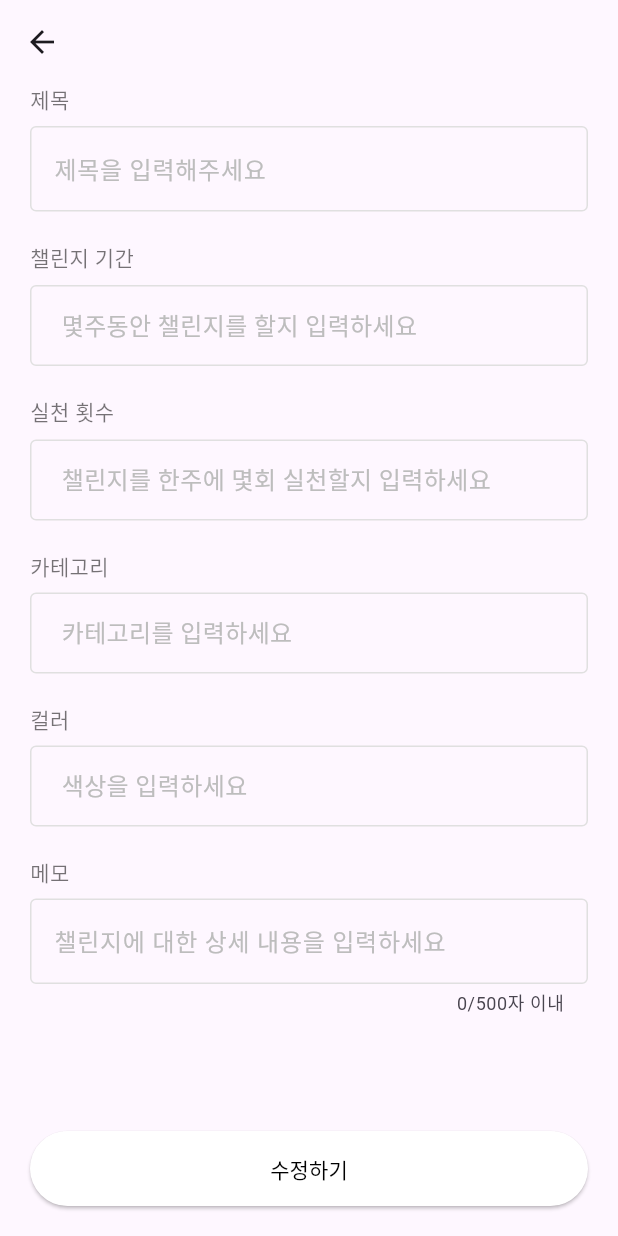
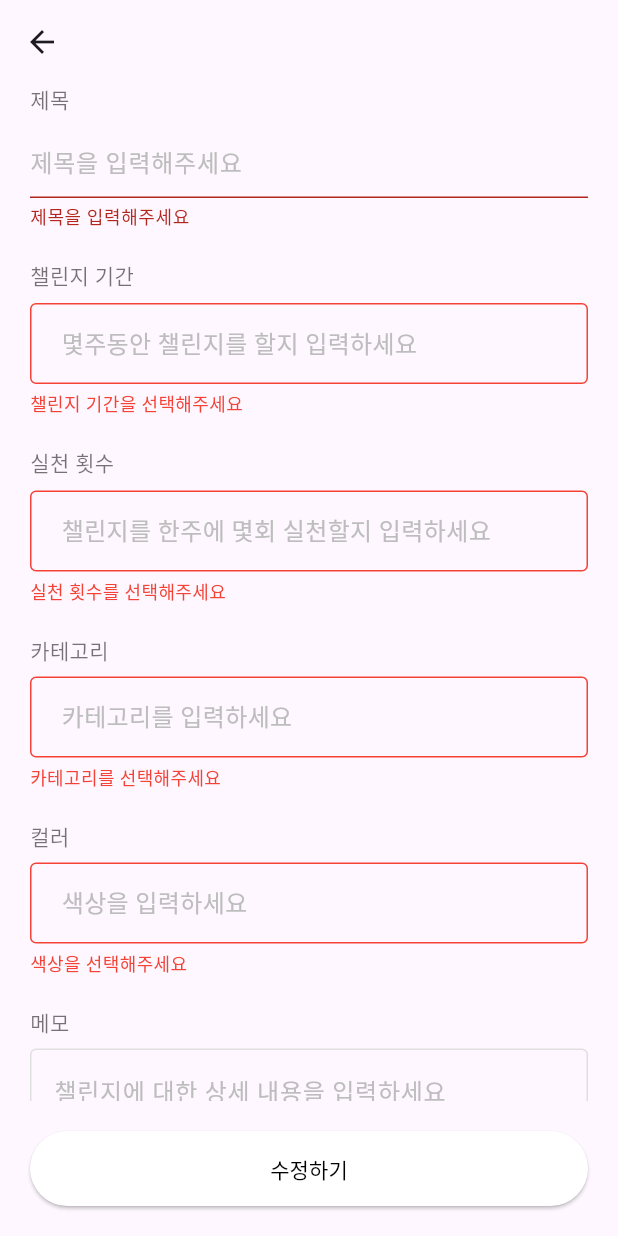
Before and after one commit to Daily-Step/daily-step-app, a Flutter app: the ChallengeEditScreen screen opened directly, after a tap on "수정하기", on a phone screen of 412 x 824 dp. Run offline on Flutter 3.47's test engine with Material 3 defaults, Android fonts, the phone set to English and light mode, and no system bars; our stand-ins replace dio, flutter_dotenv, flutter_riverpod, flutter_secure_storage, freezed_annotation, go_router and 5 more; missing offline and left inert: flutter_naver_login, kakao_flutter_sdk, nav; accounts and stored records are empty; generated files the repository leaves out were written again; network calls fail.

Commit message:
카테고리 픽스, 추가 및 수정 기능 완료

```diff
--- a/lib/feature/home/action/challenge_list_action.dart
+++ b/lib/feature/home/action/challenge_list_action.dart
@@ -24,8 +24,6 @@ class UpdateTaskAction extends ChallengeListAction {
   const UpdateTaskAction(this.id, this.challengeModel);
 }
 
-
-
 class RemoveTaskAction extends ChallengeListAction {
   final int id;
 
--- /dev/null
+++ b/lib/feature/home/view/category_dummies.dart
@@ -0,0 +1,25 @@
+class Category {
+  final int id;
+  final String name;
+  final String emoji;
+
+  Category({required this.id, required this.name, required this.emoji});
+
+  @override
+  String toString() {
+    return '${name} ${emoji}';
+  }
+}
+
+final List<Category> dummyCategories = [
+  Category(id: 0, name: '운동', emoji: '🏃‍♂️'),
+  Category(id: 1, name: '식단', emoji: '🥗'),
+  Category(id: 2, name: '공부', emoji: '📚'),
+  Category(id: 3, name: '게임', emoji: '🎮'),
+  Category(id: 4, name: '여행', emoji: '✈️'),
+  Category(id: 5, name: '독서', emoji: '📖'),
+  Category(id: 6, name: '예술', emoji: '🎨'),
+  Category(id: 7, name: '영화', emoji: '🎬'),
+  Category(id: 8, name: '음악', emoji: '🎵'),
+  Category(id: 9, name: '쇼핑', emoji: '🛍️'),
+];
--- a/lib/feature/home/view/challenge_edit_screen.dart
+++ b/lib/feature/home/view/challenge_edit_screen.dart
@@ -1,11 +1,15 @@
+import 'dart:math';
+
 import 'package:dailystep/common/extension/datetime_extension.dart';
-import 'package:dailystep/model/category/category_dummies.dart';
+import 'package:dailystep/feature/home/view/category_dummies.dart';
 import 'package:dailystep/widgets/widget_constant.dart';
 import 'package:dailystep/widgets/widget_textfield.dart';
 import 'package:flutter/material.dart';
 import 'package:flutter_riverpod/flutter_riverpod.dart';
 
-import '../../../model/custom_color/custom_color_dummies.dart';
+import '../../../model/challenge/challenge_model.dart';
+import '../action/challenge_list_action.dart';
+import 'custom_color_dummies.dart';
 import '../../../widgets/widget_buttons.dart';
 import '../../../widgets/widget_scroll_picker.dart';
 import '../../../widgets/widget_select_input.dart';
@@ -26,6 +30,7 @@ class _ChallengeCreationScreenState extends ConsumerState<ChallengeEditScreen> {
   int? weeklyGoal;
   int? selectedCategory;
   int? selectedColor;
+  ChallengeModel? selectedChallenge;
 
   // 에러 상태
   Map<String, bool> errors = {
@@ -37,7 +42,7 @@ class _ChallengeCreationScreenState extends ConsumerState<ChallengeEditScreen> {
   };
 
   //컨트롤러
-  final TextEditingController titleController = TextEditingController();
+  final TextEditingController _titleController = TextEditingController();
   final TextEditingController _noteController = TextEditingController();
   final int maxCharacters = 500;
 
@@ -58,15 +63,15 @@ class _ChallengeCreationScreenState extends ConsumerState<ChallengeEditScreen> {
   void _initializeData() async {
     if (widget.id != null) {
       final state = ref.watch(challengeViewModelProvider);
-      print(state.selectedTask.toString());
       if (state.selectedTask != null) {
         setState(() {
-          titleController.text = state.selectedTask!.title;
+          selectedChallenge = state.selectedTask;
+          _titleController.text = state.selectedTask!.title;
           challengeWeeks = state.selectedTask!.startDatetime
               .calculateWeeksBetween(state.selectedTask!.endDatetime);
           weeklyGoal = state.selectedTask!.weeklyGoalCount;
           selectedCategory = state.selectedTask!.categoryId;
-          selectedColor = state.selectedTask!.color;
+          selectedColor = state.selectedTask!.colorId;
           _noteController.text = state.selectedTask!.content;
         });
       }
@@ -75,6 +80,7 @@ class _ChallengeCreationScreenState extends ConsumerState<ChallengeEditScreen> {
 
   @override
   Widget build(BuildContext context) {
+    final notifier = ref.read(challengeViewModelProvider.notifier);
     return Scaffold(
       appBar: AppBar(
         leading: IconButton(
@@ -87,7 +93,7 @@ class _ChallengeCreationScreenState extends ConsumerState<ChallengeEditScreen> {
           crossAxisAlignment: CrossAxisAlignment.start,
           children: [
             WTextField(
-              titleController,
+              _titleController,
               hintText: '제목을 입력해주세요',
               label: '제목',
               onChanged: (String value) {},
@@ -149,7 +155,8 @@ class _ChallengeCreationScreenState extends ConsumerState<ChallengeEditScreen> {
               onTap: () => _showModal(WScrollPickerModal(
                 value: selectedCategory != null ? selectedCategory! : 1,
                 childCount: dummyCategories.length,
-                childList: dummyCategories.map((item) => item.title).toList(),
+                childList:
+                    dummyCategories.map((item) => item.toString()).toList(),
                 onSelected: (int) {
                   setState(() {
                     selectedCategory = int;
@@ -159,7 +166,7 @@ class _ChallengeCreationScreenState extends ConsumerState<ChallengeEditScreen> {
               label: '카테고리',
               child: selectedCategory != null
                   ? Text(
-                      dummyCategories[selectedCategory!].title,
+                      dummyCategories[selectedCategory!].toString(),
                       style: contentTextStyle,
                     )
                   : Text(
@@ -181,11 +188,7 @@ class _ChallengeCreationScreenState extends ConsumerState<ChallengeEditScreen> {
                     });
                   },
                   itemBuilder: (context, index, bool) {
-                    return Row(
-                      children: [
-                        customColors[index].widget,
-                      ],
-                    );
+                    return customColors[index].widget;
                   })),
               label: '컬러',
               child: selectedColor != null
@@ -227,8 +230,35 @@ class _ChallengeCreationScreenState extends ConsumerState<ChallengeEditScreen> {
       ),
       bottomNavigationBar: Padding(
         padding: const EdgeInsets.symmetric(vertical: 20.0),
-        child: WCtaButton('수정하기', onPressed: (){
-          if(_validateInputs == true){
+        child: WCtaButton('수정하기', onPressed: () {
+          if (_validateInputs() == true) {
+            final Duration challengeDays = Duration(days: challengeWeeks! * 7);
+            Random random = Random();
+            final challenge = ChallengeModel(
+              id: widget.id ?? random.nextInt(999999),
+              memberId: 0,
+              categoryId: selectedCategory!,
+              title: _titleController.text,
+              content: _noteController.text,
+              colorId: selectedColor!,
+              weeklyGoalCount: weeklyGoal!,
+              totalGoalCount: weeklyGoal! * challengeWeeks!,
+              achievedTotalGoalCount:
+                  selectedChallenge?.achievedTotalGoalCount ?? 0,
+              startDatetime: selectedChallenge?.startDatetime ?? DateTime.now(),
+              endDatetime:
+                  selectedChallenge?.startDatetime.add(challengeDays) ??
+                      DateTime.now().add(challengeDays),
+              createdAt: selectedChallenge?.createdAt ?? DateTime.now(),
+              updatedAt: DateTime.now(),
+            );
+            if (widget.id != null) {
+              notifier.handleAction(UpdateTaskAction(widget.id, challenge));
+              Navigator.pop(context);
+            } else {
+              notifier.handleAction(AddTaskAction(challenge));
+              Navigator.pop(context);
+            }
           }
         }),
       ),
@@ -241,7 +271,7 @@ class _ChallengeCreationScreenState extends ConsumerState<ChallengeEditScreen> {
 
   bool _validateInputs() {
     setState(() {
-      errors['title'] = titleController.text.isEmpty;
+      errors['title'] = _titleController.text.isEmpty;
       errors['challengeWeeks'] = challengeWeeks == null;
       errors['weeklyGoal'] = weeklyGoal == null;
       errors['category'] = selectedCategory == null;
--- a/lib/feature/home/view/home/home_fragment.dart
+++ b/lib/feature/home/view/home/home_fragment.dart
@@ -3,9 +3,7 @@ import 'package:dailystep/feature/home/view/home/reorderable_list.dart';
 import 'package:flutter/material.dart';
 import 'package:flutter_riverpod/flutter_riverpod.dart';
 import 'package:go_router/go_router.dart';
-import '../../action/category_list_action.dart';
 import '../../action/challenge_list_action.dart';
-import '../../viewmodel/category_viewmodel.dart';
 import 'challenge_item.dart';
 import '../../viewmodel/challenge_viewmodel.dart';
 
@@ -23,7 +21,6 @@ class _HomeFragmentState extends ConsumerState<HomeFragment> {
   Widget build(BuildContext context) {
     final state = ref.watch(challengeViewModelProvider);
     final notifier = ref.read(challengeViewModelProvider.notifier);
-    final categoryNotifier = ref.watch(categoryViewModelProvider.notifier);
 
     return Column(
       children: [
@@ -82,7 +79,6 @@ class _HomeFragmentState extends ConsumerState<HomeFragment> {
                       isEditing: isEditing,
                       onTap: () async {
                         await notifier.handleAction(FindTaskAction(task.id));
-                        categoryNotifier.handleAction(FindItemAction(task.categoryId));
                         context.push('/main/home/${task.id}');
                       },
                     );
--- a/lib/model/category/category_dummies.dart
+++ /dev/null
@@ -1,14 +0,0 @@
-import 'category_model.dart';
-
-final List<CategoryModel> dummyCategories = [
-  const CategoryModel(id: 1, title: '운동'),
-  const CategoryModel(id: 2, title: '공부'),
-  const CategoryModel(id: 3, title: '독서'),
-  const CategoryModel(id: 4, title: '명상'),
-  const CategoryModel(id: 5, title: '습관 형성'),
-  const CategoryModel(id: 6, title: '건강'),
-  const CategoryModel(id: 7, title: '생산성'),
-  const CategoryModel(id: 8, title: '취미'),
-  const CategoryModel(id: 9, title: '언어 학습'),
-  const CategoryModel(id: 10, title: '재테크'),
-];
--- a/lib/model/challenge/challenge_dummies.dart
+++ b/lib/model/challenge/challenge_dummies.dart
@@ -7,7 +7,7 @@ var dummyChallenges = [
     categoryId: 5,
     title: '일일 운동 챌린지',
     content: '건강 유지를 위해 매일 운동 루틴을 완수하세요.',
-    color: 2,
+    colorId: 2,
     weeklyGoalCount: 5, // 7보다 작음
     totalGoalCount: 28, // 7의 배수
     achievedTotalGoalCount: 20, // totalGoalCount보다 작음
@@ -22,7 +22,7 @@ var dummyChallenges = [
     categoryId: 3,
     title: '주간 독서',
     content: '정신적 성장을 위해 매주 한 권의 책을 완독하세요.',
-    color: 3,
+    colorId: 3,
     weeklyGoalCount: 1, // 7보다 작음
     totalGoalCount: 7,  // 7의 배수
     achievedTotalGoalCount: 3, // totalGoalCount보다 작음
@@ -37,7 +37,7 @@ var dummyChallenges = [
     categoryId: 2,
     title: '매일 기타 연습',
     content: '매일 최소 20분 동안 기타를 연습하여 실력을 향상시키세요.',
-    color: 4,
+    colorId: 4,
     weeklyGoalCount: 6, // 7보다 작음
     totalGoalCount: 42, // 7의 배수
     achievedTotalGoalCount: 30, // totalGoalCount보다 작음
--- a/lib/model/challenge/challenge_model.dart
+++ b/lib/model/challenge/challenge_model.dart
@@ -10,7 +10,7 @@ class ChallengeModel with _$ChallengeModel {
     required final int categoryId,
     required final String title,
     required final String content,
-    required final int color,
+    required final int colorId,
     required final int weeklyGoalCount,
     required final int totalGoalCount,
     required final int achievedTotalGoalCount,
```
Also changed, not shown: lib/feature/home/view/challenge_detail_screen.dart (+9 -4 lines), lib/feature/home/view/custom_color_dummies.dart (renamed from lib/model/custom_color/custom_color_dummies.dart, +15 -1 lines), lib/feature/home/viewmodel/category_viewmodel.dart (deleted, +0 -55 lines), lib/model/category/category_model.dart (deleted, +0 -14 lines), lib/model/custom_color/custom_color_model.dart (+0 -16 lines), lib/feature/home/viewmodel/category_viewmodel.g.dart (deleted), lib/model/category/category_model.freezed.dart (deleted), lib/model/category/category_model.g.dart (deleted), lib/model/challenge/challenge_model.freezed.dart, lib/model/challenge/challenge_model.g.dart.
